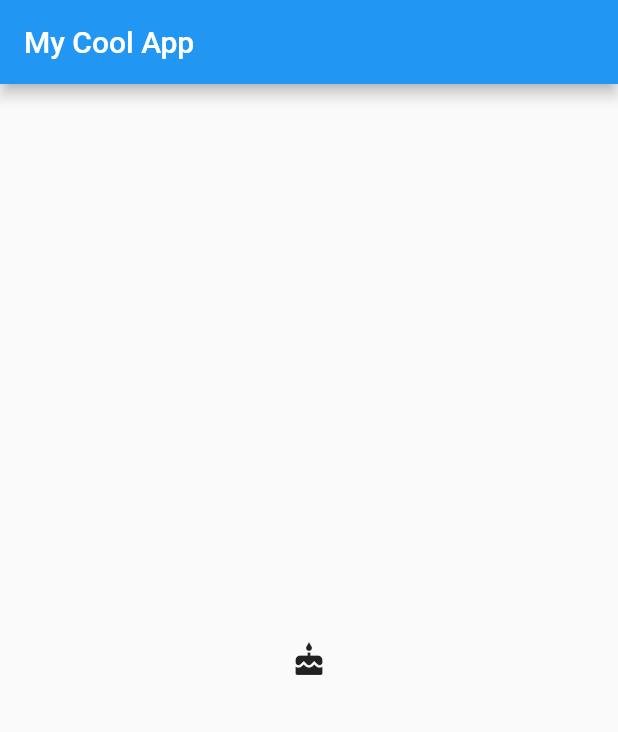
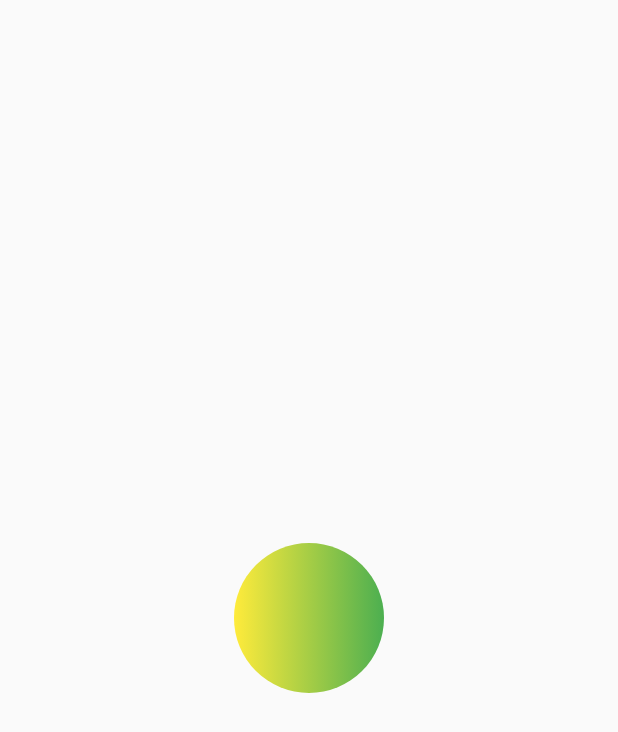
Before and after one commit to carsnwd/flutter-firebase-dart-quizapp, a Flutter app: the screen it shows after launch, on a phone screen of 412 x 824 dp. Shown: the top 732 px of the screen. Run offline on Flutter 3.47's test engine with Material 2 defaults, Android fonts, the phone set to English and light mode, and no system bars.

Commit message:
Box Decoration

```diff
--- a/lib/main.dart
+++ b/lib/main.dart
@@ -12,39 +12,21 @@ class MyApp extends StatelessWidget {
   Widget build(BuildContext context) {
     /// MaterialApp is just the root app context for a Flutter app, it defines things like routes, themes, analytics etc.
     return MaterialApp(
-      // //Centering a widget
-      // home: Scaffold(
-      //   appBar: AppBar(title: Text("My Cool App")),
-      //   body: Center(
-      //     child: Icon(Icons.cake),
-      //   ),
-      // ),
-
-      // //Align widget
-      // home: Scaffold(
-      //   appBar: AppBar(title: Text("My Cool App")),
-      //   body: Align(
-      //     alignment: Alignment.centerRight,
-      //     child: Icon(Icons.cake),
-      //   ),
-      // ),
-
-      // //Padding widget - Uses EdgeInsets to define which padding and pixels
-      // home: Scaffold(
-      //   appBar: AppBar(title: Text("My Cool App")),
-      //   body: Padding(
-      //     padding: const EdgeInsets.all(8.0),
-      //     child: Icon(Icons.cake),
-      //   ),
-      // ),
-
-      //Container widget can combine many layout widgets into one, but not as readable
       home: Scaffold(
-        appBar: AppBar(title: Text("My Cool App")),
-        body: Container(
-          alignment: Alignment.center,
-          padding: const EdgeInsets.all(8.0),
-          child: Icon(Icons.cake),
+        body: Center(
+          child: Container(
+            width: 100,
+            height: 100,
+            decoration: BoxDecoration(
+                color: Colors.blue,
+                shape: BoxShape.circle,
+                /*border: Border.all(width: 5, color: Colors.green),
+                boxShadow: [
+                  BoxShadow(offset: Offset(20, 20), color: Colors.pink),
+                  BoxShadow(offset: Offset(20, 20), color: Colors.yellow)
+                ]*/
+                gradient: LinearGradient(colors: [Colors.yellow, Colors.green])),
+          ),
         ),
       ),
     );
```
